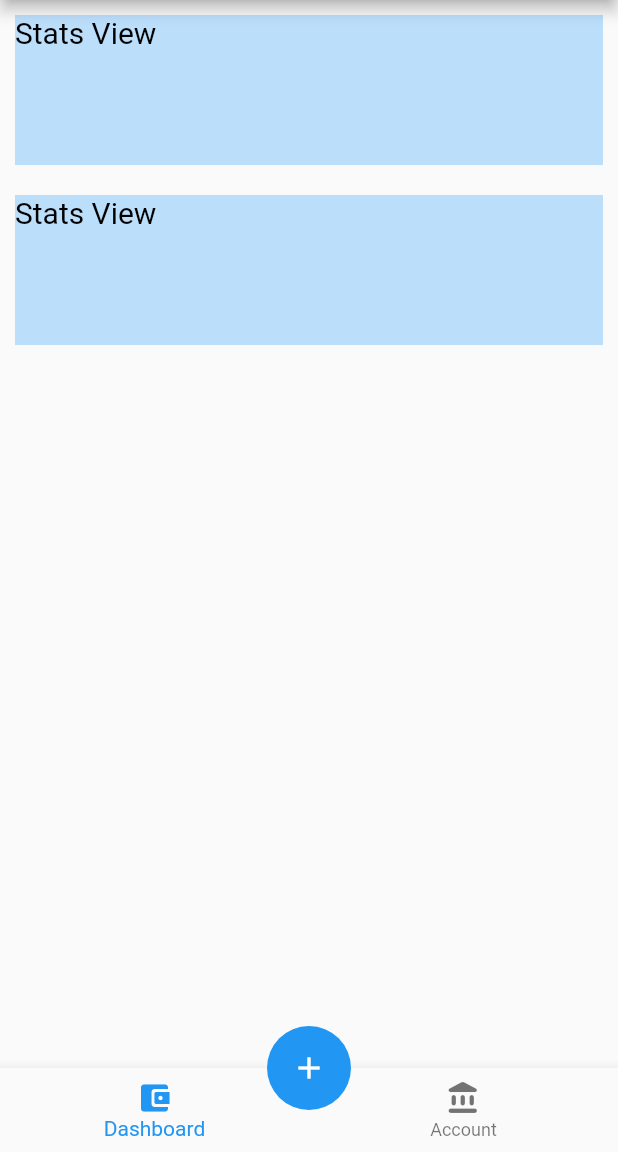
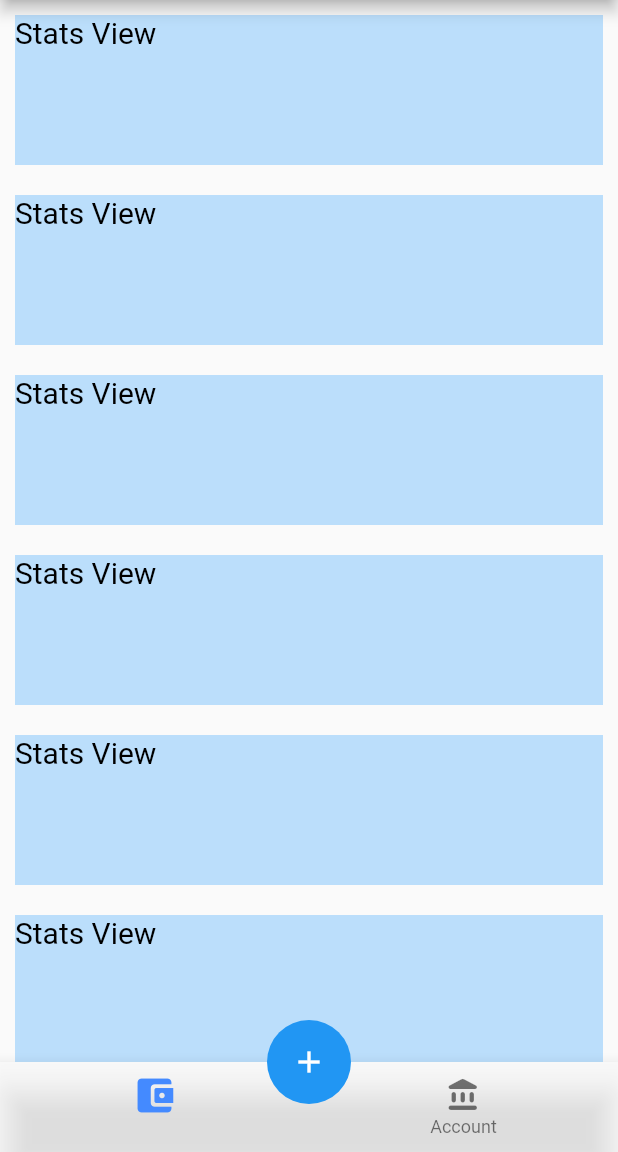
Before and after one commit to gautham2k3/SpendZ, a Flutter app: the screen it shows after launch, on a phone screen of 412 x 824 dp, the part 84-1236 px from its top. Run offline on Flutter 3.47's test engine with Material 2 defaults, Android fonts, the phone set to English and light mode, and no system bars.

Commit message:
Improved UI of bottom navigation bar

```diff
--- a/lib/main.dart
+++ b/lib/main.dart
@@ -79,7 +79,7 @@ class _MyHomePageState extends State<MyHomePage> {
                   ),
                 );
               },
-              childCount: 2,
+              childCount: 6,
             ),
           ),
         ],
@@ -96,6 +96,9 @@ class _MyHomePageState extends State<MyHomePage> {
       ),
       floatingActionButtonLocation: FloatingActionButtonLocation.centerDocked,
       bottomNavigationBar: BottomNavigationBar(
+        selectedIconTheme: const IconThemeData(color: Colors.blueAccent, size: 30),
+        backgroundColor: Colors.white54,
+        showSelectedLabels: false,
         items:  const <BottomNavigationBarItem> [
           BottomNavigationBarItem(icon: Icon(Icons.account_balance_wallet_rounded),
             label: "Dashboard",
```
